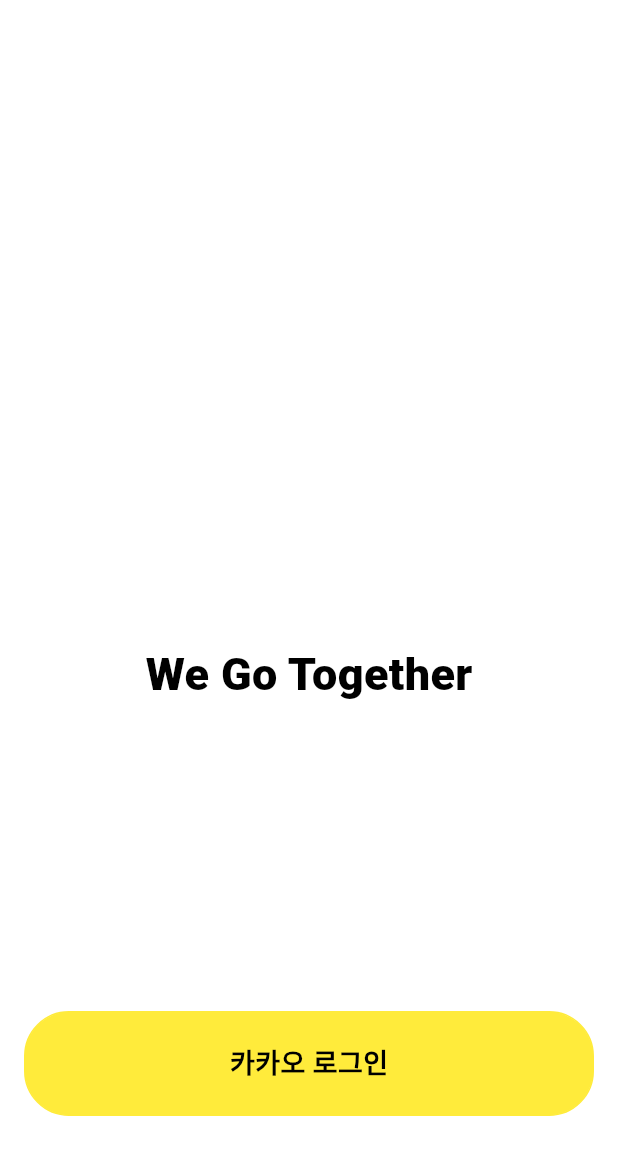
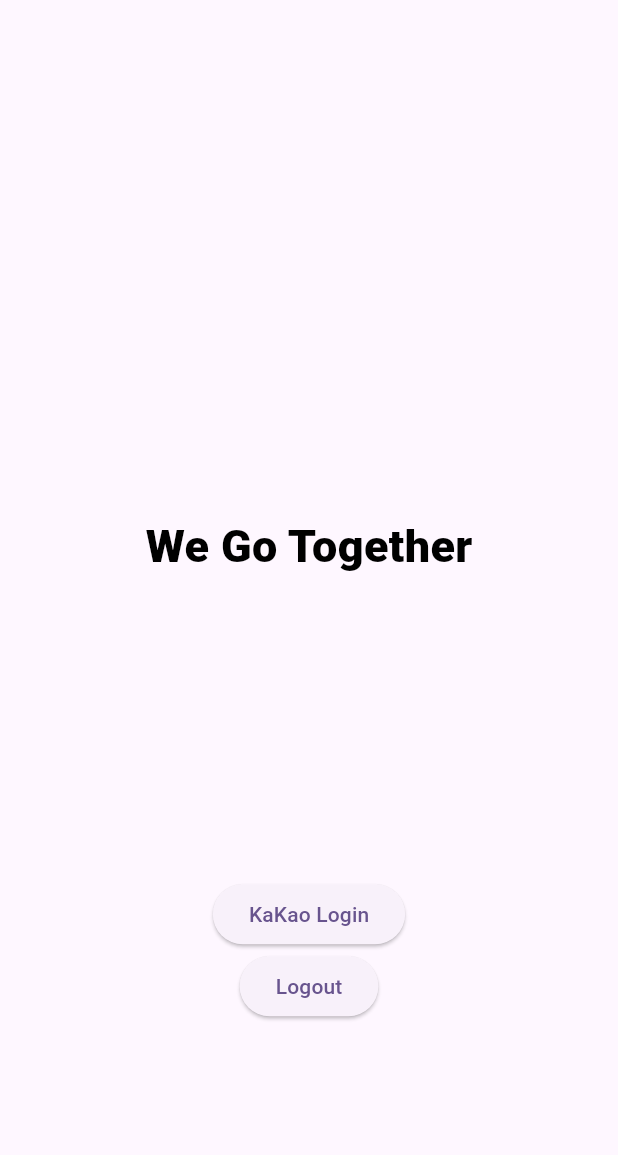
Before and after one commit to daeun0117/wego_flutter, a Flutter app: the screen it shows after launch, on a phone screen of 412 x 824 dp. Shown: the top 1155 px of the screen. Run offline on Flutter 3.47's test engine with Material 3 defaults, Android fonts, the light colour scheme and no system bars; our stand-ins replace equatable, flutter_bloc; missing offline and left inert: kakao_flutter_sdk_user.

Commit message:
kakao login에 bloc 적용

```diff
--- a/lib/domain/entities/profile.dart
+++ /dev/null
@@ -1,6 +0,0 @@
-class Profile {
-  final String name;
-  final String image;
-
-  Profile({required this.name, required this.image});
-}
--- /dev/null
+++ b/lib/domain/entities/user.dart
@@ -0,0 +1,5 @@
+class AUser {
+  final String? nickName;
+
+  AUser({this.nickName});
+}
--- a/lib/main.dart
+++ b/lib/main.dart
@@ -1,29 +1,32 @@
 import 'package:flutter/material.dart';
+import 'package:flutter_bloc/flutter_bloc.dart';
 import 'package:kakao_flutter_sdk_user/kakao_flutter_sdk_user.dart';
-import 'package:wegotogether_login/pages/login_page.dart';
+import 'package:wegotogether_login/pages/bloc/kakao_login_bloc.dart';
+import 'package:wegotogether_login/pages/login/login_page.dart';
 
 void main() {
-  WidgetsFlutterBinding.ensureInitialized();
-
-  // runApp() 호출 전 Flutter SDK 초기화
-  KakaoSdk.init(
-    nativeAppKey: '3c57cca420adb0f9d0fce518c1eaeb9a',
-    javaScriptAppKey: '0ce2327be879524094302a53b879be15',
-  );
+  KakaoSdk.init(nativeAppKey: '3c57cca420adb0f9d0fce518c1eaeb9a');
   runApp(const MyApp());
 }
 
 class MyApp extends StatelessWidget {
   const MyApp({super.key});
+
   // This widget is the root of your application.
   @override
   Widget build(BuildContext context) {
-    return MaterialApp(
-      theme: ThemeData(
-        colorScheme: ColorScheme.fromSeed(seedColor: Colors.deepPurple),
-        useMaterial3: true,
+    return BlocProvider(
+      create: (context) => KakaoLoginBloc(),
+      child: MaterialApp(
+        theme: ThemeData(
+          primarySwatch: Colors.blue,
+          colorScheme: ColorScheme.fromSeed(seedColor: Colors.deepPurple),
+          useMaterial3: true,
+        ),
+        home: LoginPage(
+          title: 'login page',
+        ),
       ),
-      home: const Login(),
     );
   }
 }
--- /dev/null
+++ b/lib/pages/bloc/kakao_login_event.dart
@@ -0,0 +1,12 @@
+import 'package:equatable/equatable.dart';
+
+abstract class KakaoLoginEvent extends Equatable {
+  const KakaoLoginEvent();
+
+  @override
+  List<Object> get props => [];
+}
+
+class LoginWithKakao extends KakaoLoginEvent {}
+
+class LogoutFromKakao extends KakaoLoginEvent {}
--- /dev/null
+++ b/lib/pages/bloc/kakao_login_state.dart
@@ -0,0 +1,32 @@
+import 'package:equatable/equatable.dart';
+import 'package:wegotogether_login/domain/entities/user.dart';
+
+abstract class KakaoLoginState extends Equatable {
+  const KakaoLoginState();
+
+  @override
+  List<Object> get props => [];
+}
+
+class KakaoLoginInitial extends KakaoLoginState {}
+
+class KakaoLoginLoading extends KakaoLoginState {}
+
+class KakaoLoginSuccess extends KakaoLoginState {
+  final AUser user;
+
+  const KakaoLoginSuccess(this.user);
+
+  @override
+  List<Object> get props => [user];
+}
+
+class KakaoLoginFailure extends KakaoLoginState {
+  final String error;
+  const KakaoLoginFailure(this.error);
+
+  @override
+  List<Object> get props => [error];
+}
+
+class KakaoLogoutComplete extends KakaoLoginState {}
--- a/lib/pages/kakaoLoginService.dart
+++ /dev/null
@@ -1,31 +0,0 @@
-import 'package:flutter/services.dart';
-import 'package:kakao_flutter_sdk_user/kakao_flutter_sdk_user.dart';
-
-class KakaoLoginService {
-  Future<void> loginKakao() async {
-    if (await isKakaoTalkInstalled()) {
-      try {
-        await UserApi.instance.loginWithKakaoTalk();
-        print('카카오톡으로 로그인 성공');
-      } catch (error) {
-        print('카카오톡으로 로그인 실패 $error');
-        if (error is PlatformException && error.code == 'CANCELED') {
-          return;
-        }
-        try {
-          await UserApi.instance.loginWithKakaoAccount();
-          print('카카오계정으로 로그인 성공');
-        } catch (error) {
-          print('카카오계정으로 로그인 실패 $error');
-        }
-      }
-    } else {
-      try {
-        await UserApi.instance.loginWithKakaoAccount();
-        print('카카오계정으로 로그인 성공');
-      } catch (error) {
-        print('카카오계정으로 로그인 실패 $error');
-      }
-    }
-  }
-}
--- /dev/null
+++ b/lib/pages/login/login_page.dart
@@ -0,0 +1,75 @@
+import 'package:flutter/material.dart';
+import 'package:flutter_bloc/flutter_bloc.dart';
+import 'package:wegotogether_login/pages/bloc/kakao_login_bloc.dart';
+import 'package:wegotogether_login/pages/bloc/kakao_login_event.dart';
+import 'package:wegotogether_login/pages/bloc/kakao_login_state.dart';
+
+class LoginPage extends StatelessWidget {
+  final String title;
+
+  LoginPage({Key? key, required this.title}) : super(key: key);
+
+  @override
+  Widget build(BuildContext context) {
+    return Scaffold(
+      body: Center(
+        child: BlocBuilder<KakaoLoginBloc, KakaoLoginState>(
+          builder: (context, state) {
+            return Column(
+              mainAxisAlignment: MainAxisAlignment.center,
+              crossAxisAlignment: CrossAxisAlignment.center,
+              children: [
+                const SizedBox(
+                  height: 150,
+                ),
+                if (state is KakaoLoginSuccess)
+                  Row(
+                    mainAxisAlignment: MainAxisAlignment.center,
+                    children: [
+                      Text(
+                        state.user.nickName ?? '',
+                        style: const TextStyle(
+                            fontSize: 15, fontWeight: FontWeight.w800),
+                      ),
+                      const Text(
+                        '님 어서오세요',
+                        style: TextStyle(
+                            fontSize: 15, fontWeight: FontWeight.w800),
+                      ),
+                    ],
+                  ),
+                const SizedBox(
+                  height: 50,
+                ),
+                const Text(
+                  "We Go Together",
+                  style: TextStyle(
+                      fontSize: 30,
+                      color: Colors.black,
+                      fontWeight: FontWeight.w900),
+                ),
+                const SizedBox(
+                  height: 200,
+                ),
+                ElevatedButton(
+                  onPressed: () {
+                    context.read<KakaoLoginBloc>().add(LoginWithKakao());
+                  },
+                  child: const Text('KaKao Login'),
+                ),
+                ElevatedButton(
+                  onPressed: () {
+                    context.read<KakaoLoginBloc>().add(LogoutFromKakao());
+                  },
+                  child: const Text('Logout'),
+                ),
+                if (state is KakaoLoginLoading)
+                  const CircularProgressIndicator(),
+              ],
+            );
+          },
+        ),
+      ),
+    );
+  }
+}
--- a/lib/pages/login_page.dart
+++ /dev/null
@@ -1,63 +0,0 @@
-import 'package:flutter/material.dart';
-import 'package:wegotogether_login/pages/kakaoLoginService.dart';
-
-class Login extends StatelessWidget {
-  const Login({super.key});
-
-  @override
-  Widget build(BuildContext context) {
-    return Scaffold(
-      backgroundColor: Colors.white,
-      body: Padding(
-        padding: const EdgeInsets.all(16.0),
-        child: Column(
-          crossAxisAlignment: CrossAxisAlignment.center,
-          mainAxisAlignment: MainAxisAlignment.center,
-          children: [
-            const SizedBox(
-              height: 348,
-            ),
-            const Text(
-              "We Go Together",
-              style: TextStyle(
-                  fontSize: 30,
-                  color: Colors.black,
-                  fontWeight: FontWeight.w900),
-            ),
-            const SizedBox(
-              height: 203,
-            ),
-            kakaoLoginButton(),
-          ],
-        ),
-      ),
-    );
-  }
-
-  Widget kakaoLoginButton() {
-    return InkWell(
-      onTap: () {
-        KakaoLoginService().loginKakao();
-      },
-      child: Container(
-        //width: 500,
-        decoration: BoxDecoration(
-          color: Colors.yellow,
-          border: Border.all(color: Colors.yellow),
-          borderRadius: BorderRadius.circular(30),
-        ),
-        height: 70,
-        child: const Center(
-          child: Text(
-            "카카오 로그인",
-            style: TextStyle(
-              color: Colors.black,
-              fontSize: 18,
-              fontWeight: FontWeight.w600,
-            ),
-          ),
-        ),
-      ),
-    );
-  }
-}
--- a/pubspec.yaml
+++ b/pubspec.yaml
@@ -30,8 +30,9 @@
 dependencies:
   flutter:
     sdk: flutter
-
   kakao_flutter_sdk_user: ^1.9.1+2
+  flutter_bloc: ^8.1.5
+  equatable: ^2.0.5
 
 
   # The following adds the Cupertino Icons font to your application.
@@ -47,7 +48,7 @@
   # activated in the `analysis_options.yaml` file located at the root of your
   # package. See that file for information about deactivating specific lint
   # rules and activating additional ones.
-  flutter_lints: ^2.0.0
+  flutter_lints: ^3.0.2
 
 # For information on the generic Dart part of this file, see the
 # following page: https://dart.dev/tools/pub/pubspec
```
Also changed, not shown: lib/pages/bloc/kakao_login_bloc.dart (added, +46 -0 lines), pubspec.lock.
